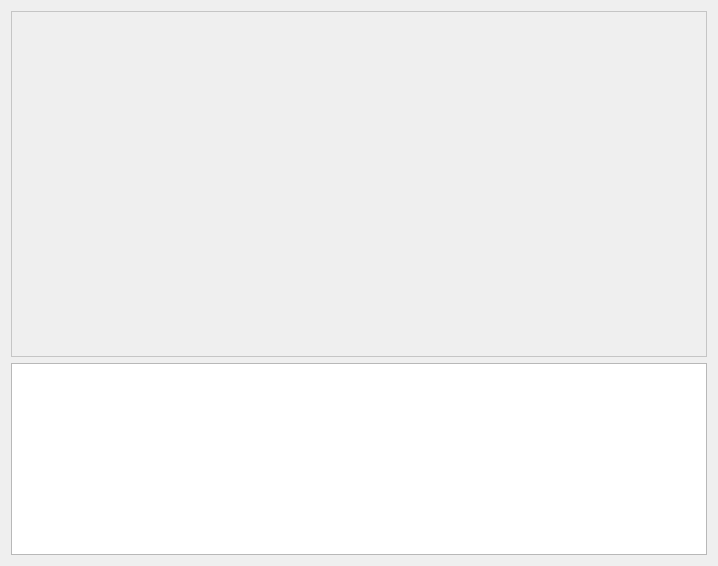
The window that DocumentEditor.ui (egrath/equagen) describes before a commit, drawn with Qt 5.
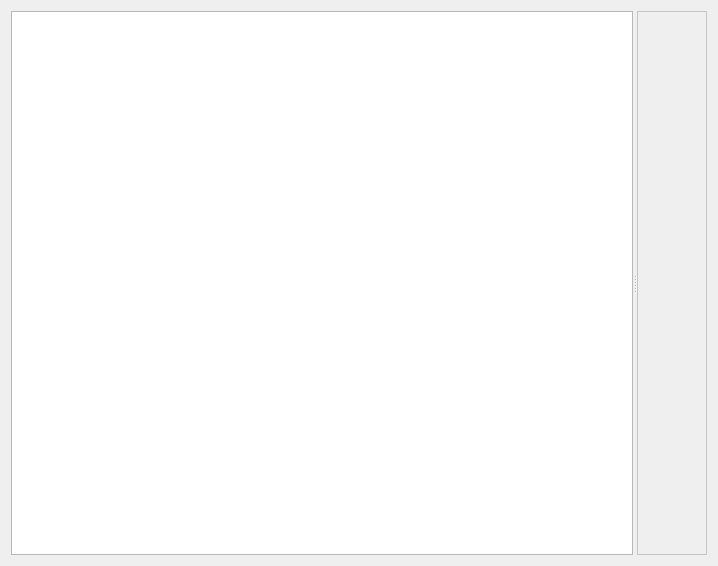
The same window after the commit. Custom widgets are drawn as their Qt base class.

Commit message: Made text editor/rendering pane aligned horizontally instead of vertically and also dragable

The edit to the form file:
```diff
--- a/DocumentEditor.ui
+++ b/DocumentEditor.ui
@@ -13,11 +13,45 @@
   <property name="windowTitle">
    <string>Form</string>
   </property>
-  <layout class="QVBoxLayout" name="verticalLayout">
-   <item>
-    <layout class="QHBoxLayout" name="horizontalLayout">
-     <item>
+  <layout class="QGridLayout" name="gridLayout">
+   <item row="0" column="0">
+    <widget class="QSplitter" name="splitterPane">
+     <property name="orientation">
+      <enum>Qt::Horizontal</enum>
+     </property>
+     <widget class="PlainTextEditor" name="textEditTex">
+      <property name="sizePolicy">
+       <sizepolicy hsizetype="Expanding" vsizetype="Expanding">
+        <horstretch>0</horstretch>
+        <verstretch>0</verstretch>
+       </sizepolicy>
+      </property>
+      <property name="minimumSize">
+       <size>
+        <width>100</width>
+        <height>0</height>
+       </size>
+      </property>
+      <property name="maximumSize">
+       <size>
+        <width>16777215</width>
+        <height>16777215</height>
+       </size>
+      </property>
+      <property name="baseSize">
+       <size>
+        <width>0</width>
+        <height>0</height>
+       </size>
+      </property>
+     </widget>
       <widget class="PreviewScrollArea" name="scrollArea">
+      <property name="minimumSize">
+       <size>
+        <width>0</width>
+        <height>0</height>
+       </size>
+      </property>
        <property name="styleSheet">
         <string notr="true">QScrollArea { background-color: rgb(255, 255, 255); }</string>
        </property>
@@ -38,41 +72,13 @@
          <rect>
           <x>0</x>
           <y>0</y>
-          <width>696</width>
-          <height>346</height>
-         </rect>
-        </property>
-       </widget>
-      </widget>
-     </item>
-    </layout>
-   </item>
-   <item>
-    <widget class="PlainTextEditor" name="textEditTex">
-     <property name="sizePolicy">
-      <sizepolicy hsizetype="Expanding" vsizetype="Fixed">
-       <horstretch>0</horstretch>
-       <verstretch>0</verstretch>
-      </sizepolicy>
-     </property>
-     <property name="minimumSize">
-      <size>
-       <width>0</width>
-       <height>192</height>
-      </size>
-     </property>
-     <property name="maximumSize">
-      <size>
-       <width>16777215</width>
-       <height>192</height>
-      </size>
-     </property>
-     <property name="baseSize">
-      <size>
-       <width>0</width>
-       <height>192</height>
-      </size>
-     </property>
+         <width>73</width>
+         <height>546</height>
+        </rect>
+       </property>
+       <zorder>textEditTex</zorder>
+      </widget>
+     </widget>
     </widget>
    </item>
   </layout>
```
Lines whose indentation alone changed are shown as unchanged. The commit also changes 2 other files.
